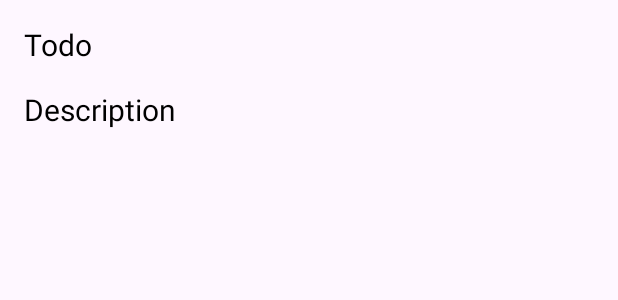
After one commit to shahbaz-tariq/Todo-App, an Android app: the layout each_rv.xml on its own in the app's theme, with its tools: preview values and no code run, on a phone screen of 412 x 824 dp. The commit adds this screen. Shown: the top 300 px of the screen. Run offline under Robolectric (Android 15) with nearby library versions, the phone set to English and light mode, and no system bars.

Commit message:
ViewModel Completed

```diff
--- a/app/src/main/AndroidManifest.xml
+++ b/app/src/main/AndroidManifest.xml
@@ -3,6 +3,7 @@
     xmlns:tools="http://schemas.android.com/tools">
 
     <application
+        android:name=".TodoApplication"
         android:allowBackup="true"
         android:dataExtractionRules="@xml/data_extraction_rules"
         android:fullBackupContent="@xml/backup_rules"
@@ -12,6 +13,9 @@
         android:supportsRtl="true"
         android:theme="@style/Theme.TodoList"
         tools:targetApi="31">
+        <activity
+            android:name=".AddTodo"
+            android:exported="false" />
         <activity
             android:name=".MainActivity"
             android:exported="true">
--- a/app/src/main/java/com/example/todolist/data/TodoRepo.kt
+++ b/app/src/main/java/com/example/todolist/data/TodoRepo.kt
@@ -17,7 +17,7 @@ class TodoRepo(private val todoDao: TodoDao) {
         todoDao.delete(todo)
     }
 
-    suspend fun getAllTodos(): Flow<List<Todo>> {
+    fun getAllTodos(): Flow<List<Todo>> {
         return todoDao.getAllTodos()
     }
 
--- /dev/null
+++ b/app/src/main/res/drawable/baseline_add_24.xml
@@ -0,0 +1,5 @@
+<vector android:height="24dp" android:tint="#000000"
+    android:viewportHeight="24" android:viewportWidth="24"
+    android:width="24dp" xmlns:android="http://schemas.android.com/apk/res/android">
+    <path android:fillColor="@android:color/white" android:pathData="M19,13h-6v6h-2v-6H5v-2h6V5h2v6h6v2z"/>
+</vector>
--- /dev/null
+++ b/app/src/main/res/layout/each_rv.xml
@@ -0,0 +1,30 @@
+<?xml version="1.0" encoding="utf-8"?>
+<androidx.constraintlayout.widget.ConstraintLayout xmlns:android="http://schemas.android.com/apk/res/android"
+    xmlns:app="http://schemas.android.com/apk/res-auto"
+    xmlns:tools="http://schemas.android.com/tools"
+    android:layout_width="match_parent"
+    android:layout_height="wrap_content">
+
+    <TextView
+        android:id="@+id/tvTitle"
+        android:layout_width="wrap_content"
+        android:layout_height="wrap_content"
+        android:layout_marginStart="16dp"
+        android:layout_marginTop="16dp"
+        android:text="Todo"
+        android:textColor="@color/black"
+        android:textSize="20sp"
+        app:layout_constraintStart_toStartOf="parent"
+        app:layout_constraintTop_toTopOf="parent" />
+
+    <TextView
+        android:id="@+id/tvDesc"
+        android:layout_width="wrap_content"
+        android:layout_height="wrap_content"
+        android:layout_marginTop="16dp"
+        android:text="Description"
+        android:textColor="@color/black"
+        android:textSize="20sp"
+        app:layout_constraintStart_toStartOf="@+id/tvTitle"
+        app:layout_constraintTop_toBottomOf="@+id/tvTitle" />
+</androidx.constraintlayout.widget.ConstraintLayout>
--- a/app/src/main/res/values/strings.xml
+++ b/app/src/main/res/values/strings.xml
@@ -1,3 +1,4 @@
 <resources>
     <string name="app_name">TodoList</string>
+    <string name="empty_not_saved">Word not saved because it is empty.</string>
 </resources>
```
Also changed, not shown: app/build.gradle.kts (+13 -1 lines), app/src/main/java/com/example/todolist/AddTodo.kt (added, +41 -0 lines), app/src/main/java/com/example/todolist/MainActivity.kt (+59 -1 lines), app/src/main/java/com/example/todolist/TodoAdapter.kt (added, +50 -0 lines), app/src/main/java/com/example/todolist/TodoApplication.kt (added, +11 -0 lines), app/src/main/java/com/example/todolist/TodoViewModel.kt (added, +38 -0 lines), app/src/main/res/layout/activity_add_todo.xml (added, +47 -0 lines), app/src/main/res/layout/activity_main.xml (+20 -7 lines).
